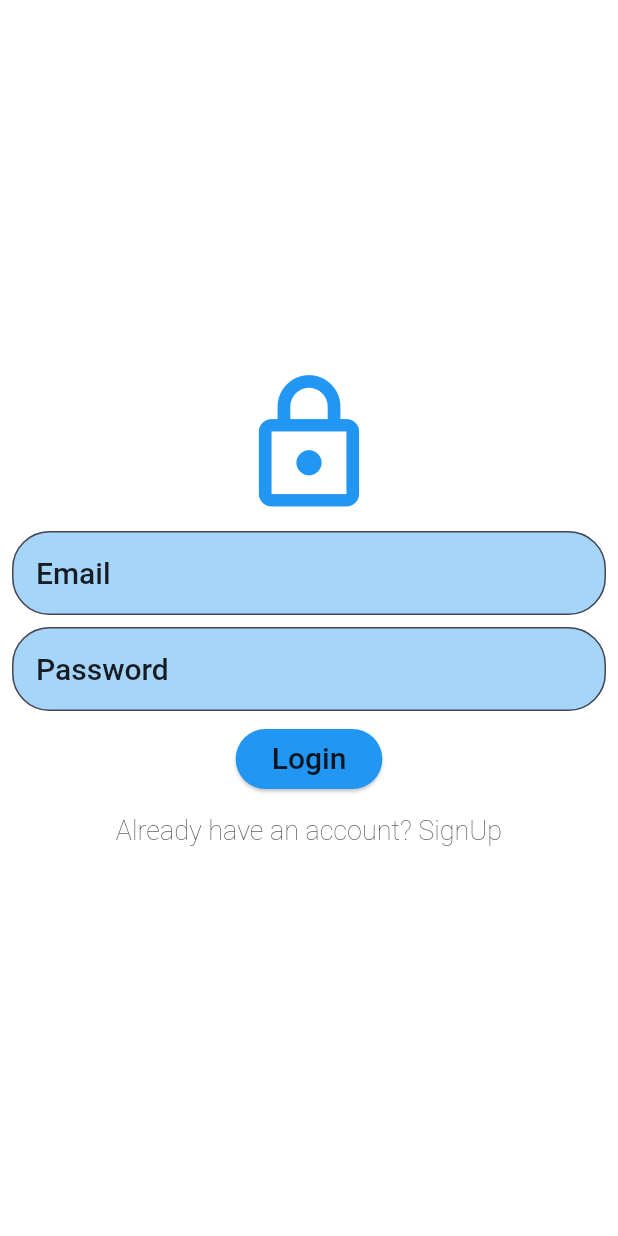
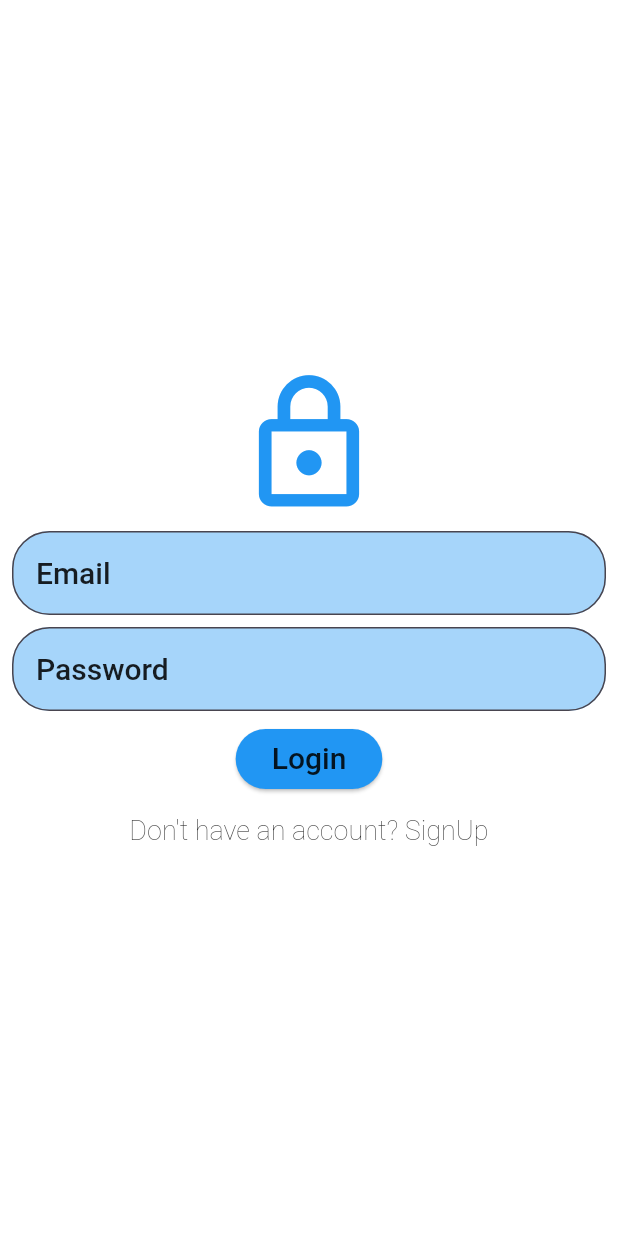
Before and after one commit to atowi7/pollSystem, a Flutter app: the LoginScreen screen opened by its route, on a phone screen of 412 x 824 dp. Run offline on Flutter 3.47's test engine with Material 3 defaults, Android fonts, the light colour scheme and no system bars; our stand-ins replace app_links, cloud_firestore, firebase_auth, firebase_core, qr_flutter; accounts and stored records are empty.

Commit message:
update on login screen

```diff
--- a/lib/views/login_screen.dart
+++ b/lib/views/login_screen.dart
@@ -90,7 +90,7 @@ class LoginScreen extends StatelessWidget {
                   onPressed: () {
                     Navigator.pushReplacementNamed(context, AppRoutes.signup);
                   },
-                  child: Text("Already have an account? SignUp",
+                  child: Text("Don't have an account? SignUp",
                       style: Theme.of(context).textTheme.displaySmall))
             ],
           ),
```
